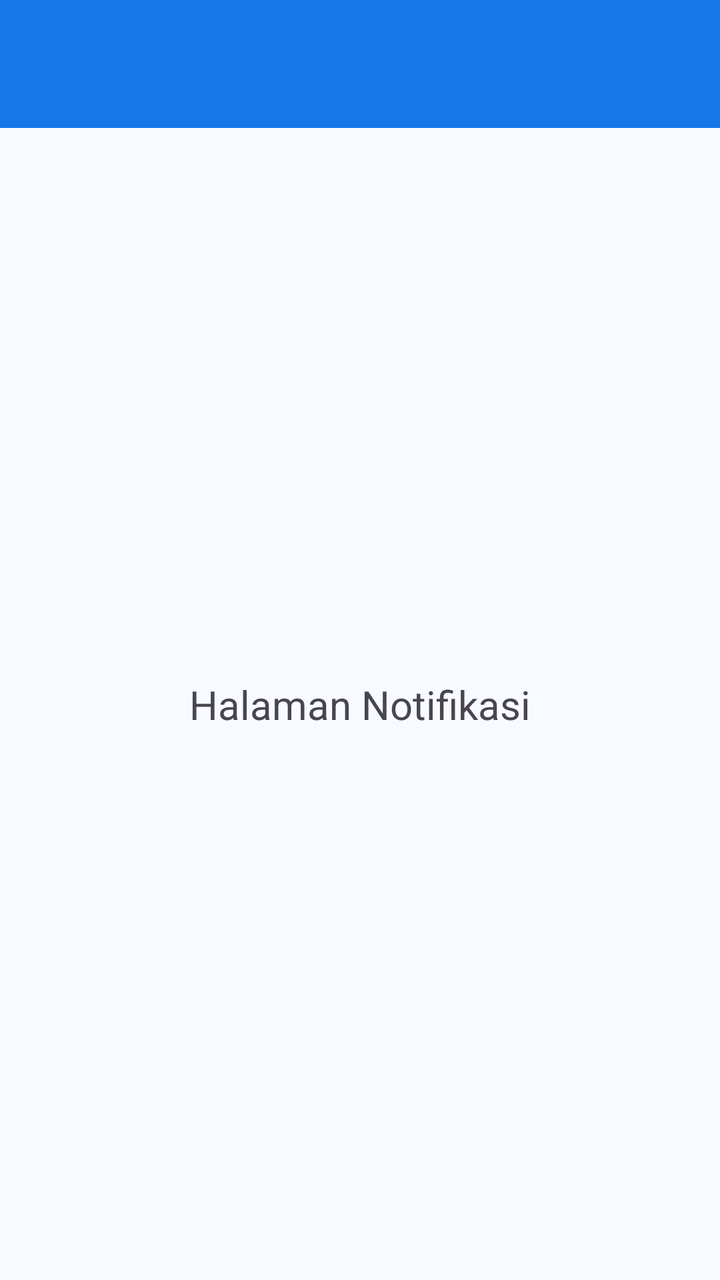
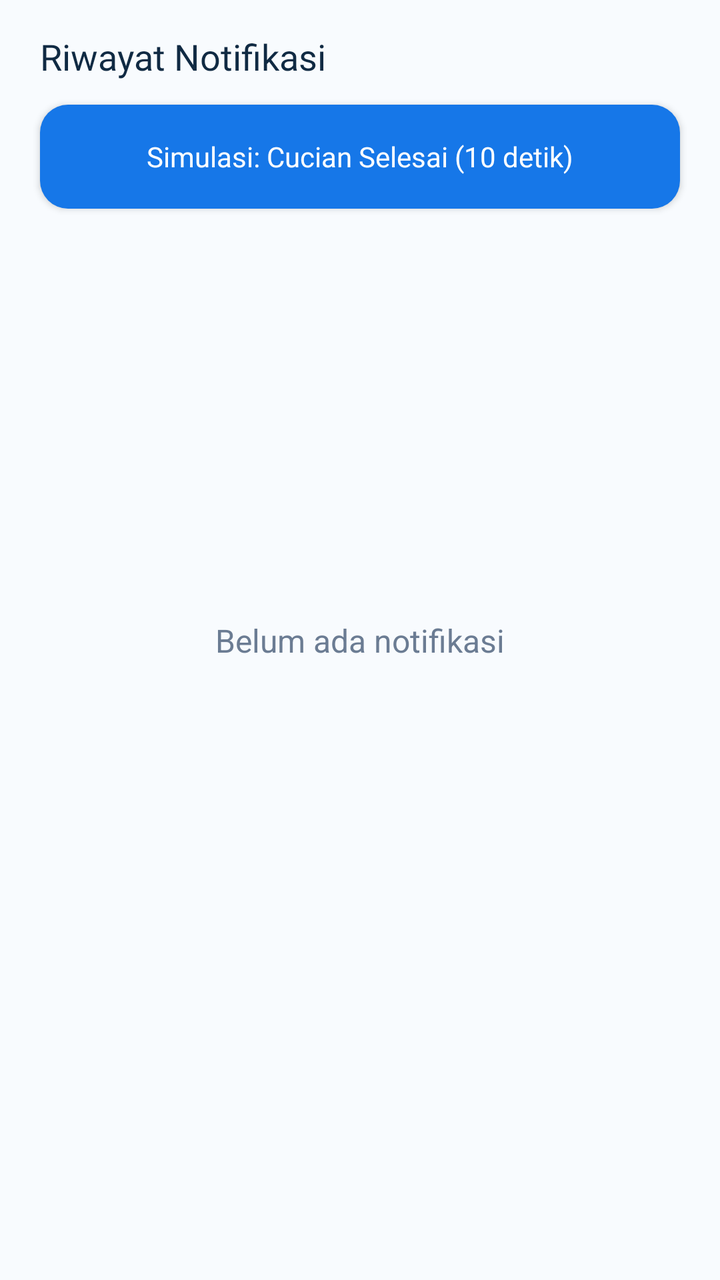

An Android layout rendered at two revisions. The XML below is the earlier revision; the diff shows what the commit changed to produce the second picture.
<!-- AndroidManifest.xml: application theme Theme.AAAMagnumBread -->
<!-- res/layout/fragment_notifikasi.xml -->
<?xml version="1.0" encoding="utf-8"?>
<androidx.constraintlayout.widget.ConstraintLayout xmlns:tools="http://schemas.android.com/tools"
    xmlns:android="http://schemas.android.com/apk/res/android"
    android:layout_width="match_parent"
    android:layout_height="match_parent"
    xmlns:app="http://schemas.android.com/apk/res-auto"
    android:background="@color/soft_blue"
    tools:context=".pesanan.PesananFragment">

    <androidx.appcompat.widget.Toolbar
        android:id="@+id/toolbar"
        android:layout_width="0dp"
        android:layout_height="?attr/actionBarSize"
        android:background="@color/primary_blue"
        app:titleTextColor="@color/white"
        app:layout_constraintTop_toTopOf="parent"
        app:layout_constraintStart_toStartOf="parent"
        app:layout_constraintEnd_toEndOf="parent"
        />

    <TextView
        android:layout_width="wrap_content"
        android:layout_height="wrap_content"
        android:text="Halaman Notifikasi"
        app:titleTextColor="@color/text_primary"
        android:textSize="20sp"
        app:layout_constraintTop_toBottomOf="@id/toolbar"
        app:layout_constraintBottom_toBottomOf="parent"
        app:layout_constraintStart_toStartOf="parent"
        app:layout_constraintEnd_toEndOf="parent"
        />
</androidx.constraintlayout.widget.ConstraintLayout>
<!-- resources referenced by this layout -->
<resources>
  <color name="primary_blue">#1677E8</color>
  <color name="soft_blue">#F7FBFF</color>
  <color name="text_primary">#102A43</color>
  <color name="white">#FFFFFFFF</color>
  <style name="Theme.AAAMagnumBread" parent="Base.Theme.AAAMagnumBread" />
  <style name="Base.Theme.AAAMagnumBread" parent="Theme.Material3.Light.NoActionBar">
          
          
      </style>
</resources>

<!-- the commit's change to res/layout/fragment_notifikasi.xml (unified diff, before → after) -->
@@ -1,32 +1,110 @@
 <?xml version="1.0" encoding="utf-8"?>
-<androidx.constraintlayout.widget.ConstraintLayout xmlns:tools="http://schemas.android.com/tools"
+<androidx.constraintlayout.widget.ConstraintLayout
+    xmlns:android="http://schemas.android.com/apk/res/android"
+    xmlns:app="http://schemas.android.com/apk/res-auto"
+    xmlns:tools="http://schemas.android.com/tools"
+    android:layout_width="match_parent"
+    android:layout_height="match_parent"
+    android:background="#F8FBFE"
+    tools:context=".notifikasi.NotifikasiFragment">
+
+    <TextView
+        android:id="@+id/tvJudulNotifikasi"
+        android:layout_width="wrap_content"
+        android:layout_height="wrap_content"
+        android:layout_marginStart="20dp"
+        android:layout_marginTop="16dp"
+        android:fontFamily="@font/poppins_semibold"
+        android:text="Riwayat Notifikasi"
+        android:textColor="#102A43"
+        android:textSize="18sp"
+        app:layout_constraintStart_toStartOf="parent"
+        app:layout_constraintTop_toTopOf="parent" />
+
+    
+    <android.widget.Button
+        android:id="@+id/btnSimulasi"
+        android:layout_width="0dp"
+        android:layout_height="52dp"
+        android:layout_marginStart="20dp"
+        android:layout_marginTop="12dp"
+        android:layout_marginEnd="20dp"
+        android:background="@drawable/bg_button_catalog"
+        android:fontFamily="@font/poppins_semibold"
+        android:text="Simulasi: Cucian Selesai (10 detik)"
+        android:textAllCaps="false"
+        android:textColor="#FFFFFF"
+        android:textSize="14sp"
+        app:layout_constraintEnd_toEndOf="parent"
+        app:layout_constraintStart_toStartOf="parent"
+        app:layout_constraintTop_toBottomOf="@id/tvJudulNotifikasi" />
+
+    <androidx.recyclerview.widget.RecyclerView
+        android:id="@+id/rvNotifikasi"
+        android:layout_width="0dp"
+        android:layout_height="0dp"
+        android:layout_marginTop="8dp"
+        android:clipToPadding="false"
+        android:paddingBottom="16dp"
+        app:layout_constraintBottom_toBottomOf="parent"
+        app:layout_constraintEnd_toEndOf="parent"
+        app:layout_constraintStart_toStartOf="parent"
+        app:layout_constraintTop_toBottomOf="@id/btnSimulasi"
+        tools:listitem="@layout/item_notifikasi" />
+
+    <TextView
+        android:id="@+id/tvKosong"
+        android:layout_width="wrap_content"
+        android:layout_height="wrap_content"
+        android:text="Belum ada notifikasi"
+        android:textColor="#6B7C93"
+        android:textSize="16sp"
+        app:layout_constraintBottom_toBottomOf="parent"
+        app:layout_constraintEnd_toEndOf="parent"
+        app:layout_constraintStart_toStartOf="parent"
+        app:layout_constraintTop_toTopOf="parent" />
+
+</androidx.constraintlayout.widget.ConstraintLayout>
+<!-- res/layout/item_notifikasi.xml (included above) -->
+<?xml version="1.0" encoding="utf-8"?>
+<LinearLayout
     xmlns:android="http://schemas.android.com/apk/res/android"
     android:layout_width="match_parent"
-    android:layout_height="match_parent"
-    xmlns:app="http://schemas.android.com/apk/res-auto"
-    android:background="@color/soft_blue"
-    tools:context=".pesanan.PesananFragment">
-
-    <androidx.appcompat.widget.Toolbar
-        android:id="@+id/toolbar"
-        android:layout_width="0dp"
-        android:layout_height="?attr/actionBarSize"
-        android:background="@color/primary_blue"
-        app:titleTextColor="@color/white"
-        app:layout_constraintTop_toTopOf="parent"
-        app:layout_constraintStart_toStartOf="parent"
-        app:layout_constraintEnd_toEndOf="parent"
-        />
+    android:layout_height="wrap_content"
+    android:layout_marginStart="16dp"
+    android:layout_marginTop="6dp"
+    android:layout_marginEnd="16dp"
+    android:layout_marginBottom="6dp"
+    android:background="@drawable/bg_service_card"
+    android:elevation="2dp"
+    android:orientation="vertical"
+    android:padding="16dp">
 
     <TextView
+        android:id="@+id/tvJudulNotif"
+        android:layout_width="match_parent"
+        android:layout_height="wrap_content"
+        android:fontFamily="@font/poppins_semibold"
+        android:text="Pesanan LE-001"
+        android:textColor="#102A43"
+        android:textSize="15sp" />
+
+    <TextView
+        android:id="@+id/tvPesanNotif"
+        android:layout_width="match_parent"
+        android:layout_height="wrap_content"
+        android:layout_marginTop="4dp"
+        android:text="Cucian Anda sudah selesai!"
+        android:textColor="#102A43"
+        android:textSize="14sp" />
+
+    <TextView
+        android:id="@+id/tvWaktuNotif"
         android:layout_width="wrap_content"
         android:layout_height="wrap_content"
-        android:text="Halaman Notifikasi"
-        app:titleTextColor="@color/text_primary"
-        android:textSize="20sp"
-        app:layout_constraintTop_toBottomOf="@id/toolbar"
-        app:layout_constraintBottom_toBottomOf="parent"
-        app:layout_constraintStart_toStartOf="parent"
-        app:layout_constraintEnd_toEndOf="parent"
-        />
-</androidx.constraintlayout.widget.ConstraintLayout>
+        android:layout_marginTop="6dp"
+        android:text="02 Nov 2026, 10.00"
+        android:textColor="#6B7C93"
+        android:textSize="12sp" />
+
+</LinearLayout>
<!-- resource entries referenced after the edit -->
@@ -1,9 +1,30 @@
 <!-- resources referenced by this layout -->
 <resources>
-  <color name="primary_blue">#1677E8</color>
-  <color name="soft_blue">#F7FBFF</color>
-  <color name="text_primary">#102A43</color>
-  <color name="white">#FFFFFFFF</color>
+  <!-- drawable bg_button_catalog (drawable) -->
+  <?xml version="1.0" encoding="utf-8"?>
+  <shape xmlns:android="http://schemas.android.com/apk/res/android"
+      android:shape="rectangle">
+      <solid android:color="#1677E8" />
+      <corners android:radius="14dp" />
+  </shape>
+  <!-- drawable bg_service_card (drawable) -->
+  <?xml version="1.0" encoding="utf-8"?>
+  <selector xmlns:android="http://schemas.android.com/apk/res/android">
+      <item android:state_selected="true">
+          <shape android:shape="rectangle">
+              <solid android:color="#DFF4FF" />
+              <stroke android:width="2dp" android:color="#1677E8" />
+              <corners android:radius="16dp" />
+          </shape>
+      </item>
+      <item>
+          <shape android:shape="rectangle">
+              <solid android:color="#FFFFFF" />
+              <stroke android:width="1dp" android:color="#D9E5F0" />
+              <corners android:radius="16dp" />
+          </shape>
+      </item>
+  </selector>
   <style name="Theme.AAAMagnumBread" parent="Base.Theme.AAAMagnumBread" />
   <style name="Base.Theme.AAAMagnumBread" parent="Theme.Material3.Light.NoActionBar">
           
